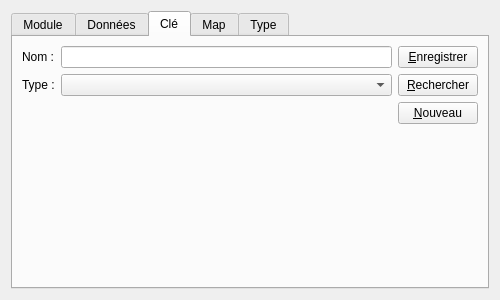
This is app/cpp/qmake/mingw/code/src/manager/GConfigUi.ui in gkesse/ReadyCode as Qt 5 draws it before an edit. The edited form follows.
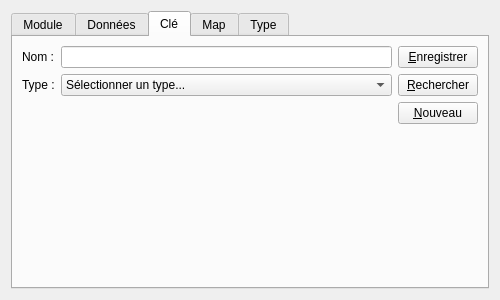
This is the edited form. The open tabs and pages were chosen to show the change.

```diff
--- a/app/cpp/qmake/mingw/code/src/manager/GConfigUi.ui
+++ b/app/cpp/qmake/mingw/code/src/manager/GConfigUi.ui
@@ -324,7 +324,13 @@
             </widget>
            </item>
            <item row="1" column="1">
-            <widget class="QComboBox" name="comboBox"/>
+            <widget class="QComboBox" name="comboBox">
+             <item>
+              <property name="text">
+               <string>Sélectionner un type...</string>
+              </property>
+             </item>
+            </widget>
            </item>
           </layout>
          </item>
```
